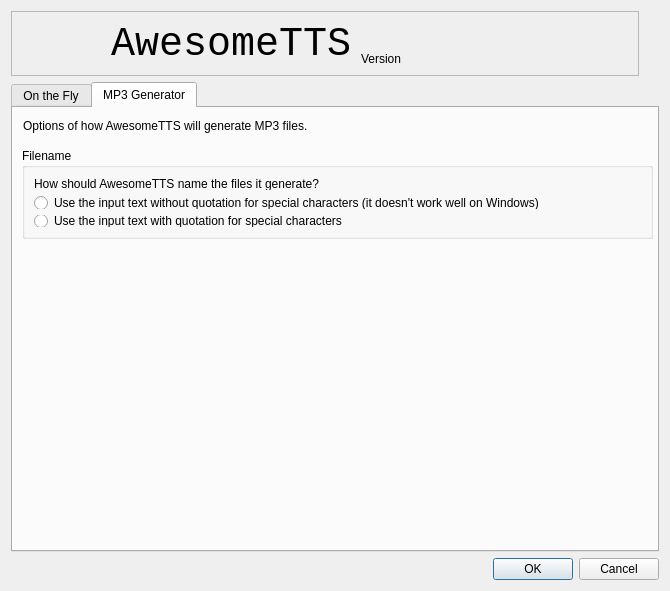
This is awesometts/designer/configurator.ui in runehol/AwesomeTTS as Qt 5 draws it before an edit. The edited form follows.
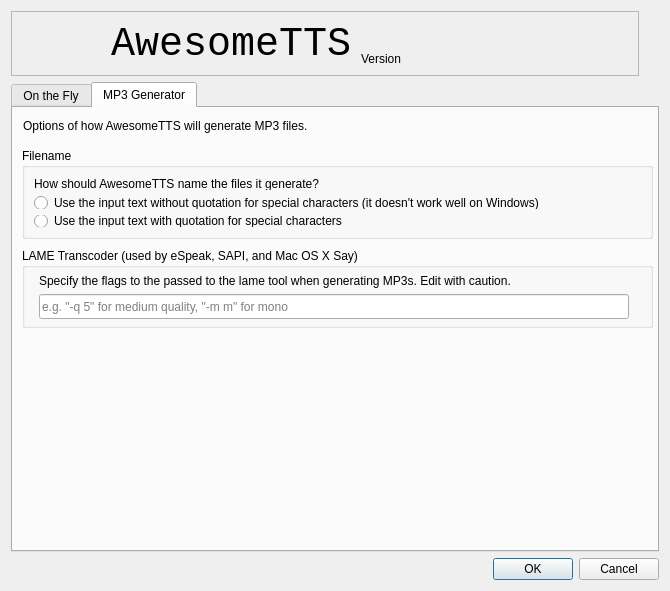
This is the edited form. The open tabs and pages were chosen to show the change.

Commit message:
LAME transcoder tool flags configuration
Adds a new 'lame_flags' configuration name for allowing the user to tune
his/her MP3 generation when using the media features, adding it to the
second tab of the configuration screen.

The edit to the form file:
```diff
--- a/awesometts/designer/configurator.ui
+++ b/awesometts/designer/configurator.ui
@@ -311,6 +311,45 @@
             <string>Options of how AwesomeTTS will generate MP3 files.</string>
            </property>
           </widget>
+          <widget class="QGroupBox">
+           <property name="geometry">
+            <rect>
+             <x>9</x>
+             <y>140</y>
+             <width>631</width>
+             <height>80</height>
+            </rect>
+           </property>
+           <property name="title">
+            <string>LAME Transcoder (used by eSpeak, SAPI, and Mac OS X Say)</string>
+           </property>
+           <widget class="QLabel">
+            <property name="geometry">
+             <rect>
+              <x>17</x>
+              <y>25</y>
+              <width>605</width>
+              <height>15</height>
+             </rect>
+            </property>
+            <property name="text">
+             <string>Specify the flags to the passed to the lame tool when generating MP3s. Edit with caution.</string>
+            </property>
+           </widget>
+           <widget class="QLineEdit" name="lame_flags_edit">
+            <property name="geometry">
+             <rect>
+              <x>17</x>
+              <y>46</y>
+              <width>590</width>
+              <height>25</height>
+             </rect>
+            </property>
+            <property name="placeholderText">
+             <string>e.g. &quot;-q 5&quot; for medium quality, &quot;-m m&quot; for mono</string>
+            </property>
+           </widget>
+          </widget>
          </widget>
         </widget>
        </item>
```
The commit also changes 2 other files.
